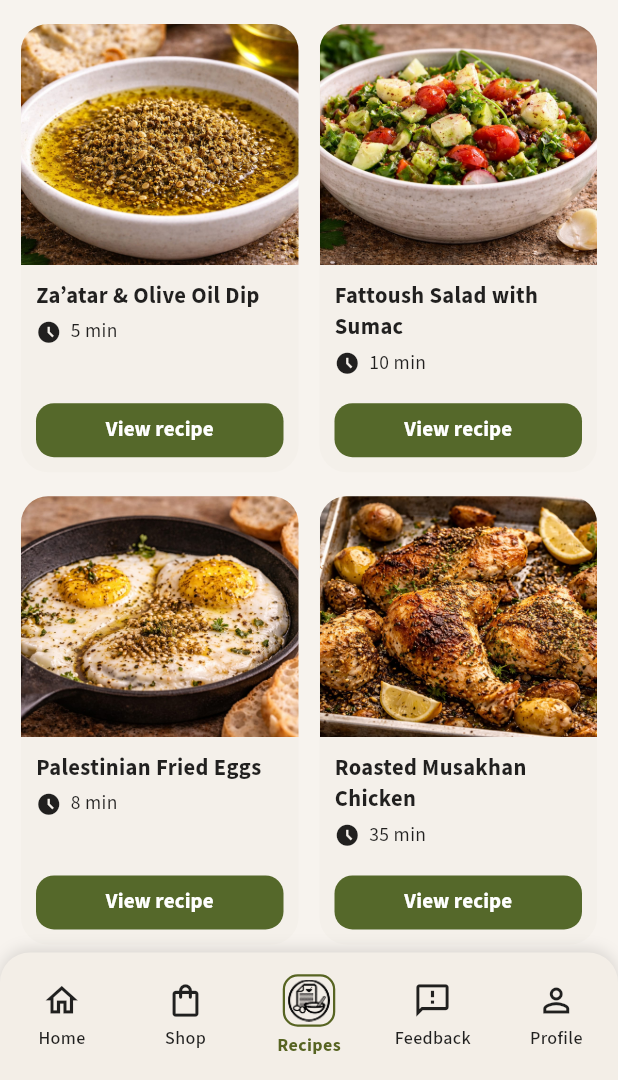
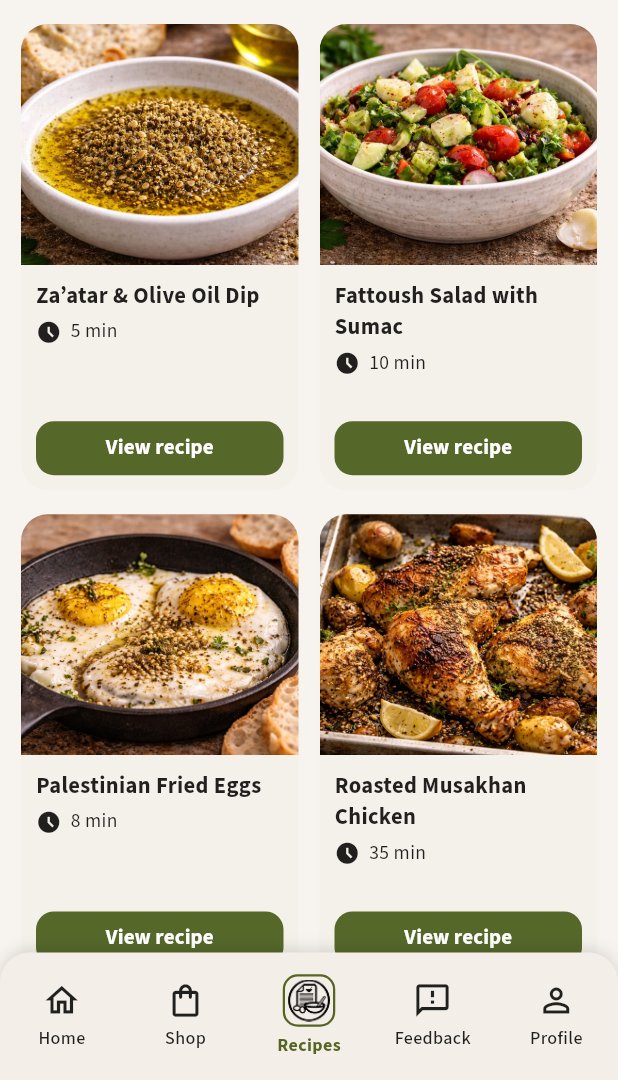
Before and after one commit to OrangeAndH/alard_app, a Flutter app: the screen it shows after launch, item 3 of the bottom bar chosen, on a phone screen of 412 x 824 dp, the part 156-1236 px from its top. Run offline on Flutter 3.47's test engine with Material 3 defaults, Android fonts, the phone set to English and light mode, and no system bars; our stand-ins replace google_fonts, image_cropper, image_picker; accounts and stored records are empty.

```diff
--- a/lib/main.dart
+++ b/lib/main.dart
@@ -17,51 +17,88 @@ void main() {
   appState.loadProductsFromAssets();
 }
 
-class AlardApp extends StatelessWidget {
+class AlardApp extends StatefulWidget {
   final AppSettings settings;
   final AppState appState;
 
   const AlardApp({super.key, required this.settings, required this.appState});
 
   @override
+  State<AlardApp> createState() => _AlardAppState();
+}
+
+class _AlardAppState extends State<AlardApp> {
+  @override
+  void initState() {
+    super.initState();
+    widget.settings.addListener(_onStateChanged);
+    widget.appState.addListener(_onStateChanged);
+  }
+
+  @override
+  void dispose() {
+    widget.settings.removeListener(_onStateChanged);
+    widget.appState.removeListener(_onStateChanged);
+    super.dispose();
+  }
+
+  void _onStateChanged() {
+    if (mounted) setState(() {});
+  }
+
+  @override
   Widget build(BuildContext context) {
-    return AnimatedBuilder(
-      animation: Listenable.merge([settings, appState]),
-      builder: (context, _) {
-        final isArabic = appState.isArabic;
-        final baseTheme = ThemeData(brightness: settings.themeMode == ThemeMode.dark ? Brightness.dark : Brightness.light).textTheme;
+    final isArabic = widget.appState.isArabic;
+    final baseTheme = ThemeData(
+      brightness: widget.settings.themeMode == ThemeMode.dark
+          ? Brightness.dark
+          : Brightness.light,
+    ).textTheme;
 
     TextTheme textTheme;
     if (isArabic) {
       textTheme = GoogleFonts.notoNaskhArabicTextTheme(baseTheme).copyWith(
-            displayLarge: GoogleFonts.notoKufiArabic(textStyle: baseTheme.displayLarge),
-            displayMedium: GoogleFonts.notoKufiArabic(textStyle: baseTheme.displayMedium),
-            displaySmall: GoogleFonts.notoKufiArabic(textStyle: baseTheme.displaySmall),
-            headlineLarge: GoogleFonts.notoKufiArabic(textStyle: baseTheme.headlineLarge),
-            headlineMedium: GoogleFonts.notoKufiArabic(textStyle: baseTheme.headlineMedium),
-            headlineSmall: GoogleFonts.notoKufiArabic(textStyle: baseTheme.headlineSmall),
-            titleLarge: GoogleFonts.notoKufiArabic(textStyle: baseTheme.titleLarge, fontWeight: FontWeight.bold),
+        displayLarge:
+            GoogleFonts.notoKufiArabic(textStyle: baseTheme.displayLarge),
+        displayMedium:
+            GoogleFonts.notoKufiArabic(textStyle: baseTheme.displayMedium),
+        displaySmall:
+            GoogleFonts.notoKufiArabic(textStyle: baseTheme.displaySmall),
+        headlineLarge:
+            GoogleFonts.notoKufiArabic(textStyle: baseTheme.headlineLarge),
+        headlineMedium:
+            GoogleFonts.notoKufiArabic(textStyle: baseTheme.headlineMedium),
+        headlineSmall:
+            GoogleFonts.notoKufiArabic(textStyle: baseTheme.headlineSmall),
+        titleLarge: GoogleFonts.notoKufiArabic(
+            textStyle: baseTheme.titleLarge, fontWeight: FontWeight.bold),
       );
     } else {
       textTheme = GoogleFonts.sourceSans3TextTheme(baseTheme).copyWith(
         displayLarge: GoogleFonts.bodoniModa(textStyle: baseTheme.displayLarge),
-            displayMedium: GoogleFonts.bodoniModa(textStyle: baseTheme.displayMedium),
-            displaySmall: GoogleFonts.bodoniModa(textStyle: baseTheme.displaySmall),
-            headlineLarge: GoogleFonts.bodoniModa(textStyle: baseTheme.headlineLarge),
-            headlineMedium: GoogleFonts.bodoniModa(textStyle: baseTheme.headlineMedium),
-            headlineSmall: GoogleFonts.bodoniModa(textStyle: baseTheme.headlineSmall),
-            titleLarge: GoogleFonts.bodoniModa(textStyle: baseTheme.titleLarge, fontWeight: FontWeight.bold),
+        displayMedium:
+            GoogleFonts.bodoniModa(textStyle: baseTheme.displayMedium),
+        displaySmall:
+            GoogleFonts.bodoniModa(textStyle: baseTheme.displaySmall),
+        headlineLarge:
+            GoogleFonts.bodoniModa(textStyle: baseTheme.headlineLarge),
+        headlineMedium:
+            GoogleFonts.bodoniModa(textStyle: baseTheme.headlineMedium),
+        headlineSmall:
+            GoogleFonts.bodoniModa(textStyle: baseTheme.headlineSmall),
+        titleLarge: GoogleFonts.bodoniModa(
+            textStyle: baseTheme.titleLarge, fontWeight: FontWeight.bold),
       );
     }
 
     return AppSettingsScope(
-          settings: settings,
+      settings: widget.settings,
       child: AppStateScope(
-            notifier: appState,
+        state: widget.appState,
         child: MaterialApp(
           debugShowCheckedModeBanner: false,
-              locale: appState.locale,
-              supportedLocales: appState.supportedLanguages.keys
+          locale: widget.appState.locale,
+          supportedLocales: widget.appState.supportedLanguages.keys
               .map((code) => Locale(code))
               .toList(),
           localizationsDelegates: const [
@@ -69,7 +106,7 @@ class AlardApp extends StatelessWidget {
             GlobalWidgetsLocalizations.delegate,
             GlobalCupertinoLocalizations.delegate,
           ],
-              themeMode: settings.themeMode,
+          themeMode: widget.settings.themeMode,
           theme: ThemeData(
             useMaterial3: true,
             brightness: Brightness.light,
@@ -146,7 +183,5 @@ class AlardApp extends StatelessWidget {
         ),
       ),
     );
-      },
-    );
   }
 }
--- a/lib/screens/auth/forgot_password.dart
+++ b/lib/screens/auth/forgot_password.dart
@@ -62,7 +62,10 @@ class _ForgotPasswordScreenState extends State<ForgotPasswordScreen> {
 
             ElevatedButton(
               onPressed: resetPassword,
-              child: const Text("Send Reset Link"),
+              child: const FittedBox(
+                fit: BoxFit.scaleDown,
+                child: Text("Send Reset Link"),
+              ),
             ),
           ],
         ),
--- a/lib/screens/auth/login_screen.dart
+++ b/lib/screens/auth/login_screen.dart
@@ -343,12 +343,15 @@ class _LoginScreenState extends State<LoginScreen> {
                           borderRadius: BorderRadius.circular(16),
                         ),
                       ),
+                      child: FittedBox(
+                        fit: BoxFit.scaleDown,
                         child: Text(
                           state.t('login_button'),
                           style: const TextStyle(
                             color: Color(0xFFE4DFC1),
                             fontSize: 14,
                             fontWeight: FontWeight.bold,
+                          ),
                         ),
                       ),
                     ),
@@ -377,12 +380,15 @@ class _LoginScreenState extends State<LoginScreen> {
                           borderRadius: BorderRadius.circular(16),
                         ),
                       ),
+                      child: FittedBox(
+                        fit: BoxFit.scaleDown,
                         child: Text(
                           state.t('login_create_account'),
                           style: const TextStyle(
                             color: Color(0xFFE4DFC1),
                             fontSize: 14,
                             fontWeight: FontWeight.bold,
+                          ),
                         ),
                       ),
                     ),
--- a/lib/screens/checkout/cart_screen.dart
+++ b/lib/screens/checkout/cart_screen.dart
@@ -615,7 +615,10 @@ class _CartScreenState extends State<CartScreen> {
                   padding: const EdgeInsets.symmetric(vertical: 14),
                   shape: RoundedRectangleBorder(borderRadius: BorderRadius.circular(12)),
                 ),
-                child: const Text('Go to Login', style: TextStyle(fontWeight: FontWeight.bold)),
+                child: const FittedBox(
+                  fit: BoxFit.scaleDown,
+                  child: Text('Go to Login', style: TextStyle(fontWeight: FontWeight.bold)),
+                ),
               ),
             ),
             TextButton(
--- a/lib/screens/home/home_screen.dart
+++ b/lib/screens/home/home_screen.dart
@@ -551,12 +551,15 @@ class _HomeScreenState extends State<HomeScreen> {
                       borderRadius: BorderRadius.circular(18),
                     ),
                   ),
+                  child: FittedBox(
+                    fit: BoxFit.scaleDown,
                     child: Text(
                       state.t('home_discover_story'),
                       style: const TextStyle(
                         fontSize: 13,
                         fontWeight: FontWeight.w600,
                         letterSpacing: 0.2,
+                      ),
                     ),
                   ),
                 ),
@@ -699,11 +702,14 @@ class _HomeScreenState extends State<HomeScreen> {
                         vertical: 12,
                       ),
                     ),
+                    child: FittedBox(
+                      fit: BoxFit.scaleDown,
                       child: Text(
                         state.t('home_continue_shopping'),
                         style: const TextStyle(
                           fontSize: 16,
                           fontWeight: FontWeight.w600,
+                        ),
                       ),
                     ),
                   ),
--- a/lib/screens/info/recipes_screen.dart
+++ b/lib/screens/info/recipes_screen.dart
@@ -224,7 +224,7 @@ class _RecipesScreenState extends State<RecipesScreen> {
                             final width = constraints.maxWidth;
                             final itemWidth = (width - 14) / 2;
                             // Calculate item height: image (aspect ratio 1.15) + text/button fixed heights + padding
-                            final itemHeight = (itemWidth / 1.15) + 138;
+                            final itemHeight = (itemWidth / 1.15) + 150;
                             final aspectRatio = itemWidth / itemHeight;
 
                             return GridView.builder(
@@ -575,9 +575,12 @@ class _RecipeCard extends StatelessWidget {
                       borderRadius: BorderRadius.circular(12),
                     ),
                   ),
-                  child: Text(
-                    AppStateScope.of(context).t('recipes_view_button'),
-                    style: const TextStyle(fontWeight: FontWeight.w700),
+                  child: FittedBox(
+                    fit: BoxFit.scaleDown,
+                    child: Text(
+                      AppStateScope.of(context).t('recipes_view_button'),
+                      style: const TextStyle(fontWeight: FontWeight.w700),
+                    ),
                   ),
                 ),
               ),
--- a/lib/state/app_setting.dart
+++ b/lib/state/app_setting.dart
@@ -26,17 +26,22 @@ class AppSettings extends ChangeNotifier {
   }
 }
 
-class AppSettingsScope extends InheritedNotifier<AppSettings> {
+class AppSettingsScope extends InheritedWidget {
+  final AppSettings settings;
+
   const AppSettingsScope({
     super.key,
-    required AppSettings settings,
+    required this.settings,
     required super.child,
-  }) : super(notifier: settings);
+  });
 
   static AppSettings of(BuildContext context) {
     final AppSettingsScope? scope =
         context.dependOnInheritedWidgetOfExactType<AppSettingsScope>();
     assert(scope != null, 'AppSettingsScope not found in context');
-    return scope!.notifier!;
+    return scope!.settings;
   }
+
+  @override
+  bool updateShouldNotify(AppSettingsScope oldWidget) => true;
 }
--- a/lib/state/app_state_scope.dart
+++ b/lib/state/app_state_scope.dart
@@ -1,20 +1,25 @@
 import 'package:flutter/material.dart';
 import 'app_state.dart';
 
-class AppStateScope extends InheritedNotifier<AppState> {
+class AppStateScope extends InheritedWidget {
+  final AppState state;
+
   const AppStateScope({
     super.key,
-    required AppState notifier,
+    required this.state,
     required super.child,
-  }) : super(notifier: notifier);
+  });
 
   static AppState of(BuildContext context) {
     final scope = context.dependOnInheritedWidgetOfExactType<AppStateScope>();
 
-    if (scope == null || scope.notifier == null) {
+    if (scope == null) {
       throw FlutterError('AppStateScope was not found in the widget tree.');
     }
 
-    return scope.notifier!;
+    return scope.state;
   }
+
+  @override
+  bool updateShouldNotify(AppStateScope oldWidget) => true;
 }
```
Also changed, not shown: lib/screens/auth/register_screen.dart (+6 -3 lines), lib/screens/main_screen.dart (+32 -24 lines), lib/screens/profile/pages/personal_details_page.dart (+6 -3 lines), lib/screens/profile/pages/shipping_addresses_page.dart (+8 -2 lines), lib/screens/profile/profile_screen.dart (+12 -6 lines), lib/screens/shop/product_detail_screen.dart (+6 -3 lines), lib/screens/shop/shop_screen.dart (+6 -2 lines), lib/screens/shop/trader_shop_screen.dart (+6 -2 lines), lib/state/app_state.dart (+17 -0 lines), 1 other file. Lines whose indentation alone changed are shown as unchanged.
